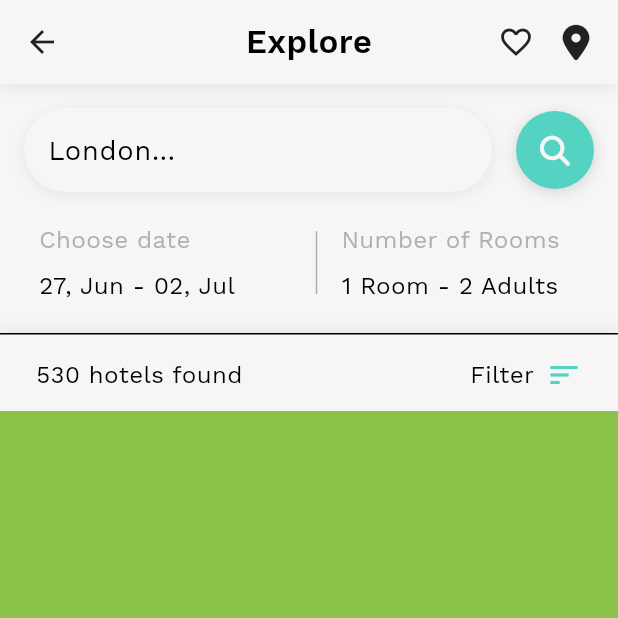
After one commit to zaihcodes/Flutter, a Flutter app: the screen it shows after launch, on a phone screen of 412 x 824 dp, the top half of it. The commit adds this screen. Run offline on Flutter 3.47's test engine with Material 3 defaults, Android fonts, the phone set to English and light mode, and no system bars; our stand-ins replace flutter_screenutil, flutter_svg, font_awesome_flutter, simple_animations.

Commit message:
add home screen

```diff
--- a/hotel_booking_ui/lib/data/hotel_data.dart
+++ b/hotel_booking_ui/lib/data/hotel_data.dart
@@ -3,7 +3,7 @@ import 'package:hotel_booking_ui/model/hotel_model.dart';
 class HotelData {
   static List<HotelModel> hotelList = <HotelModel>[
     HotelModel(
-      imagePath: 'assets/hotel/hotel_1.png',
+      imagePath: 'assets/images/hotel_1.png',
       titleTxt: 'Grand Royal Hotel',
       subTxt: 'Wembley, London',
       dist: 2.0,
@@ -12,7 +12,7 @@ class HotelData {
       perNight: 180,
     ),
     HotelModel(
-      imagePath: 'assets/hotel/hotel_2.png',
+      imagePath: 'assets/images/hotel_2.png',
       titleTxt: 'Queen Hotel',
       subTxt: 'Wembley, London',
       dist: 4.0,
@@ -21,7 +21,7 @@ class HotelData {
       perNight: 200,
     ),
     HotelModel(
-      imagePath: 'assets/hotel/hotel_3.png',
+      imagePath: 'assets/images/hotel_3.png',
       titleTxt: 'Grand Royal Hotel',
       subTxt: 'Wembley, London',
       dist: 3.0,
@@ -30,7 +30,7 @@ class HotelData {
       perNight: 60,
     ),
     HotelModel(
-      imagePath: 'assets/hotel/hotel_4.png',
+      imagePath: 'assets/images/hotel_4.png',
       titleTxt: 'Queen Hotel',
       subTxt: 'Wembley, London',
       dist: 7.0,
@@ -39,7 +39,7 @@ class HotelData {
       perNight: 170,
     ),
     HotelModel(
-      imagePath: 'assets/hotel/hotel_5.png',
+      imagePath: 'assets/images/hotel_5.png',
       titleTxt: 'Grand Royal Hotel',
       subTxt: 'Wembley, London',
       dist: 2.0,
--- a/hotel_booking_ui/lib/main.dart
+++ b/hotel_booking_ui/lib/main.dart
@@ -1,4 +1,6 @@
 import 'package:flutter/material.dart';
+import 'package:hotel_booking_ui/core/app_theme.dart';
+import 'package:hotel_booking_ui/presentation/screens/home_screen.dart';
 
 void main() {
   runApp(const MyApp());
@@ -11,11 +13,8 @@ class MyApp extends StatelessWidget {
   Widget build(BuildContext context) {
     return MaterialApp(
       debugShowCheckedModeBanner: false,
-      home: Scaffold(
-        body: Center(
-          child: Text('Hotel Booking'),
-        ),
-      ),
+      theme: AppTheme.light,
+      home: HotelHomeScreen(),
     );
   }
 }
--- /dev/null
+++ b/hotel_booking_ui/lib/presentation/screens/home_screen.dart
@@ -0,0 +1,121 @@
+import 'package:flutter/material.dart';
+import 'package:hotel_booking_ui/model/hotel_model.dart';
+
+import '../../data/hotel_data.dart';
+import '../widgets/home_widgets.dart';
+
+class HotelHomeScreen extends StatefulWidget {
+  @override
+  _HotelHomeScreenState createState() => _HotelHomeScreenState();
+}
+
+class _HotelHomeScreenState extends State<HotelHomeScreen>
+    with TickerProviderStateMixin {
+  AnimationController? animationController;
+  List<HotelModel> hotelList = HotelData.hotelList;
+  final ScrollController _scrollController = ScrollController();
+
+  DateTime startDate = DateTime.now();
+  DateTime endDate = DateTime.now().add(const Duration(days: 5));
+
+  @override
+  void initState() {
+    animationController = AnimationController(
+        duration: const Duration(milliseconds: 1000), vsync: this);
+    super.initState();
+  }
+
+  Future<bool> getData() async {
+    await Future<dynamic>.delayed(const Duration(milliseconds: 200));
+    return true;
+  }
+
+  @override
+  void dispose() {
+    animationController?.dispose();
+    super.dispose();
+  }
+
+  @override
+  Widget build(BuildContext context) {
+    final theme = Theme.of(context);
+    return Container(
+      child: Scaffold(
+        body: Stack(
+          children: <Widget>[
+            InkWell(
+              splashColor: Colors.transparent,
+              focusColor: Colors.transparent,
+              highlightColor: Colors.transparent,
+              hoverColor: Colors.transparent,
+              onTap: () {
+                FocusScope.of(context).requestFocus(FocusNode());
+              },
+              child: Column(
+                children: <Widget>[
+                  getAppBarUI(context: context),
+                  Expanded(
+                    child: NestedScrollView(
+                      controller: _scrollController,
+                      headerSliverBuilder:
+                          (BuildContext context, bool innerBoxIsScrolled) {
+                        return <Widget>[
+                          SliverList(
+                            delegate: SliverChildBuilderDelegate(
+                                (BuildContext context, int index) {
+                              return Column(
+                                children: <Widget>[
+                                  getSearchBarUI(context: context),
+                                  getTimeDateUI(context: context),
+                                ],
+                              );
+                            }, childCount: 1),
+                          ),
+                          SliverPersistentHeader(
+                            pinned: true,
+                            floating: true,
+                            delegate: ContestTabHeader(
+                              getFilterBarUI(context: context),
+                            ),
+                          ),
+                        ];
+                      },
+                      body: Container(
+                        width: double.infinity,
+                        color: Colors.lightGreen,
+                      ),
+                    ),
+                  )
+                ],
+              ),
+            ),
+          ],
+        ),
+      ),
+    );
+  }
+}
+
+class ContestTabHeader extends SliverPersistentHeaderDelegate {
+  ContestTabHeader(
+    this.searchUI,
+  );
+  final Widget searchUI;
+
+  @override
+  Widget build(
+      BuildContext context, double shrinkOffset, bool overlapsContent) {
+    return searchUI;
+  }
+
+  @override
+  double get maxExtent => 52.0;
+
+  @override
+  double get minExtent => 52.0;
+
+  @override
+  bool shouldRebuild(SliverPersistentHeaderDelegate oldDelegate) {
+    return false;
+  }
+}
--- /dev/null
+++ b/hotel_booking_ui/lib/presentation/widgets/home_widgets.dart
@@ -0,0 +1,406 @@
+import 'package:flutter/material.dart';
+import 'package:font_awesome_flutter/font_awesome_flutter.dart';
+import 'package:intl/intl.dart';
+
+Widget getAppBarUI({required BuildContext context}) {
+  final theme = Theme.of(context);
+  return Container(
+    decoration: BoxDecoration(
+      color: theme.scaffoldBackgroundColor,
+      boxShadow: <BoxShadow>[
+        BoxShadow(
+            color: Colors.grey.withOpacity(0.2),
+            offset: const Offset(0, 2),
+            blurRadius: 8.0),
+      ],
+    ),
+    child: Padding(
+      padding: EdgeInsets.only(
+          top: MediaQuery.of(context).padding.top, left: 8, right: 8),
+      child: Row(
+        children: <Widget>[
+          Container(
+            alignment: Alignment.centerLeft,
+            width: AppBar().preferredSize.height + 40,
+            height: AppBar().preferredSize.height,
+            child: Material(
+              color: Colors.transparent,
+              child: InkWell(
+                borderRadius: const BorderRadius.all(
+                  Radius.circular(32.0),
+                ),
+                onTap: () {
+                  Navigator.pop(context);
+                },
+                child: Padding(
+                  padding: const EdgeInsets.all(8.0),
+                  child: Icon(Icons.arrow_back),
+                ),
+              ),
+            ),
+          ),
+          Expanded(
+            child: Center(
+              child: Text(
+                'Explore',
+                style: TextStyle(
+                  fontWeight: FontWeight.w600,
+                  fontSize: 22,
+                ),
+              ),
+            ),
+          ),
+          Container(
+            width: AppBar().preferredSize.height + 40,
+            height: AppBar().preferredSize.height,
+            child: Row(
+              crossAxisAlignment: CrossAxisAlignment.center,
+              mainAxisAlignment: MainAxisAlignment.end,
+              children: <Widget>[
+                Material(
+                  color: Colors.transparent,
+                  child: InkWell(
+                    borderRadius: const BorderRadius.all(
+                      Radius.circular(32.0),
+                    ),
+                    onTap: () {},
+                    child: Padding(
+                      padding: const EdgeInsets.all(8.0),
+                      child: Icon(Icons.favorite_border),
+                    ),
+                  ),
+                ),
+                Material(
+                  color: Colors.transparent,
+                  child: InkWell(
+                    borderRadius: const BorderRadius.all(
+                      Radius.circular(32.0),
+                    ),
+                    onTap: () {},
+                    child: Padding(
+                      padding: const EdgeInsets.all(8.0),
+                      child: Icon(FontAwesomeIcons.locationDot),
+                    ),
+                  ),
+                ),
+              ],
+            ),
+          )
+        ],
+      ),
+    ),
+  );
+}
+
+Widget getSearchBarUI({required BuildContext context}) {
+  final theme = Theme.of(context);
+  return Padding(
+    padding: const EdgeInsets.only(left: 16, right: 16, top: 8, bottom: 8),
+    child: Row(
+      children: <Widget>[
+        Expanded(
+          child: Padding(
+            padding: const EdgeInsets.only(right: 16, top: 8, bottom: 8),
+            child: Container(
+              decoration: BoxDecoration(
+                color: theme.scaffoldBackgroundColor,
+                borderRadius: const BorderRadius.all(
+                  Radius.circular(38.0),
+                ),
+                boxShadow: <BoxShadow>[
+                  BoxShadow(
+                      color: Colors.grey.withOpacity(0.2),
+                      offset: const Offset(0, 2),
+                      blurRadius: 8.0),
+                ],
+              ),
+              child: Padding(
+                padding: const EdgeInsets.only(
+                    left: 16, right: 16, top: 4, bottom: 4),
+                child: TextField(
+                  onChanged: (String txt) {},
+                  style: const TextStyle(
+                    fontSize: 18,
+                  ),
+                  cursorColor: theme.primaryColor,
+                  decoration: InputDecoration(
+                    border: InputBorder.none,
+                    hintText: 'London...',
+                  ),
+                ),
+              ),
+            ),
+          ),
+        ),
+        Container(
+          decoration: BoxDecoration(
+            color: theme.primaryColor,
+            borderRadius: const BorderRadius.all(
+              Radius.circular(38.0),
+            ),
+            boxShadow: <BoxShadow>[
+              BoxShadow(
+                  color: Colors.grey.withOpacity(0.4),
+                  offset: const Offset(0, 2),
+                  blurRadius: 8.0),
+            ],
+          ),
+          child: Material(
+            color: Colors.transparent,
+            child: InkWell(
+              borderRadius: const BorderRadius.all(
+                Radius.circular(32.0),
+              ),
+              onTap: () {
+                FocusScope.of(context).requestFocus(FocusNode());
+              },
+              child: Padding(
+                padding: const EdgeInsets.all(16.0),
+                child: Icon(FontAwesomeIcons.magnifyingGlass,
+                    size: 20, color: theme.scaffoldBackgroundColor),
+              ),
+            ),
+          ),
+        ),
+      ],
+    ),
+  );
+}
+
+Widget getFilterBarUI({required BuildContext context}) {
+  final theme = Theme.of(context);
+  return Stack(
+    children: <Widget>[
+      Positioned(
+        top: 0,
+        left: 0,
+        right: 0,
+        child: Container(
+          height: 24,
+          decoration: BoxDecoration(
+            color: theme.scaffoldBackgroundColor,
+            boxShadow: <BoxShadow>[
+              BoxShadow(
+                  color: Colors.grey.withOpacity(0.2),
+                  offset: const Offset(0, -2),
+                  blurRadius: 8.0),
+            ],
+          ),
+        ),
+      ),
+      Container(
+        color: theme.scaffoldBackgroundColor,
+        child: Padding(
+          padding:
+              const EdgeInsets.only(left: 16, right: 16, top: 8, bottom: 4),
+          child: Row(
+            children: <Widget>[
+              Expanded(
+                child: Padding(
+                  padding: const EdgeInsets.all(8.0),
+                  child: Text(
+                    '530 hotels found',
+                    style: TextStyle(
+                      fontWeight: FontWeight.w100,
+                      fontSize: 16,
+                    ),
+                  ),
+                ),
+              ),
+              Material(
+                color: Colors.transparent,
+                child: InkWell(
+                  focusColor: Colors.transparent,
+                  highlightColor: Colors.transparent,
+                  hoverColor: Colors.transparent,
+                  splashColor: Colors.grey.withOpacity(0.2),
+                  borderRadius: const BorderRadius.all(
+                    Radius.circular(4.0),
+                  ),
+                  onTap: () {
+                    FocusScope.of(context).requestFocus(FocusNode());
+                    // Navigator.push<dynamic>(
+                    //   context,
+                    //   MaterialPageRoute<dynamic>(
+                    //       builder: (BuildContext context) => FiltersScreen(),
+                    //       fullscreenDialog: true),
+                    // );
+                  },
+                  child: Padding(
+                    padding: const EdgeInsets.only(left: 8),
+                    child: Row(
+                      children: <Widget>[
+                        Text(
+                          'Filter',
+                          style: TextStyle(
+                            fontWeight: FontWeight.w100,
+                            fontSize: 16,
+                          ),
+                        ),
+                        Padding(
+                          padding: const EdgeInsets.all(8.0),
+                          child: Icon(Icons.sort, color: theme.primaryColor),
+                        ),
+                      ],
+                    ),
+                  ),
+                ),
+              ),
+            ],
+          ),
+        ),
+      ),
+      const Positioned(
+        top: 0,
+        left: 0,
+        right: 0,
+        child: Divider(
+          height: 1,
+        ),
+      )
+    ],
+  );
+}
+
+Widget getTimeDateUI({required BuildContext context}) {
+  DateTime startDate = DateTime.now();
+  DateTime endDate = DateTime.now().add(const Duration(days: 5));
+  return Padding(
+    padding: const EdgeInsets.only(left: 18, bottom: 16),
+    child: Row(
+      children: <Widget>[
+        Expanded(
+          child: Row(
+            children: <Widget>[
+              Material(
+                color: Colors.transparent,
+                child: InkWell(
+                  focusColor: Colors.transparent,
+                  highlightColor: Colors.transparent,
+                  hoverColor: Colors.transparent,
+                  splashColor: Colors.grey.withOpacity(0.2),
+                  borderRadius: const BorderRadius.all(
+                    Radius.circular(4.0),
+                  ),
+                  onTap: () {
+                    FocusScope.of(context).requestFocus(FocusNode());
+                    // setState(() {
+                    //   isDatePopupOpen = true;
+                    // });
+                    showDemoDialog(context: context);
+                  },
+                  child: Padding(
+                    padding: const EdgeInsets.only(
+                        left: 8, right: 8, top: 4, bottom: 4),
+                    child: Column(
+                      mainAxisAlignment: MainAxisAlignment.center,
+                      crossAxisAlignment: CrossAxisAlignment.start,
+                      children: <Widget>[
+                        Text(
+                          'Choose date',
+                          style: TextStyle(
+                              fontWeight: FontWeight.w100,
+                              fontSize: 16,
+                              color: Colors.grey.withOpacity(0.8)),
+                        ),
+                        const SizedBox(
+                          height: 8,
+                        ),
+                        Text(
+                          '${DateFormat("dd, MMM").format(startDate)} - ${DateFormat("dd, MMM").format(endDate)}',
+                          style: TextStyle(
+                            fontWeight: FontWeight.w100,
+                            fontSize: 16,
+                          ),
+                        ),
+                      ],
+                    ),
+                  ),
+                ),
+              ),
+            ],
+          ),
+        ),
+        Padding(
+          padding: const EdgeInsets.only(right: 8),
+          child: Container(
+            width: 1,
+            height: 42,
+            color: Colors.grey.withOpacity(0.8),
+          ),
+        ),
+        Expanded(
+          child: Row(
+            children: <Widget>[
+              Material(
+                color: Colors.transparent,
+                child: InkWell(
+                  focusColor: Colors.transparent,
+                  highlightColor: Colors.transparent,
+                  hoverColor: Colors.transparent,
+                  splashColor: Colors.grey.withOpacity(0.2),
+                  borderRadius: const BorderRadius.all(
+                    Radius.circular(4.0),
+                  ),
+                  onTap: () {
+                    FocusScope.of(context).requestFocus(FocusNode());
+                  },
+                  child: Padding(
+                    padding: const EdgeInsets.only(
+                        left: 8, right: 8, top: 4, bottom: 4),
+                    child: Column(
+                      mainAxisAlignment: MainAxisAlignment.center,
+                      crossAxisAlignment: CrossAxisAlignment.start,
+                      children: <Widget>[
+                        Text(
+                          'Number of Rooms',
+                          style: TextStyle(
+                              fontWeight: FontWeight.w100,
+                              fontSize: 16,
+                              color: Colors.grey.withOpacity(0.8)),
+                        ),
+                        const SizedBox(
+                          height: 8,
+                        ),
+                        Text(
+                          '1 Room - 2 Adults',
+                          style: TextStyle(
+                            fontWeight: FontWeight.w100,
+                            fontSize: 16,
+                          ),
+                        ),
+                      ],
+                    ),
+                  ),
+                ),
+              ),
+            ],
+          ),
+        ),
+      ],
+    ),
+  );
+}
+
+void showDemoDialog({BuildContext? context}) {
+  showDialog<dynamic>(
+      context: context!,
+      // builder: (BuildContext context) => CalendarPopupView(
+      //   barrierDismissible: true,
+      //   minimumDate: DateTime.now(),
+      //   //  maximumDate: DateTime(DateTime.now().year, DateTime.now().month, DateTime.now().day + 10),
+      //   initialEndDate: endDate,
+      //   initialStartDate: startDate,
+      //   onApplyClick: (DateTime startData, DateTime endData) {
+      //     setState(() {
+      //       startDate = startData;
+      //       endDate = endData;
+      //     });
+      //   },
+      //   onCancelClick: () {},
+      // ),
+      builder: (BuildContext context) => Container(
+            height: 100,
+            color: Colors.lightGreen,
+          ));
+}
```
